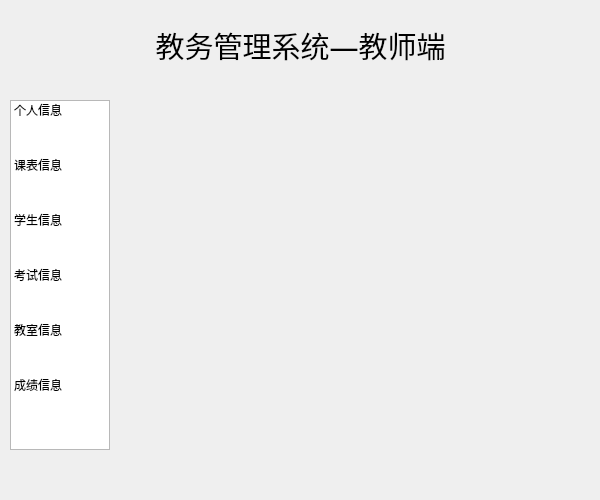
First picture: the form in teacher.ui, repository Database-Course-Developers/Educational_Administration_System, before the edit.
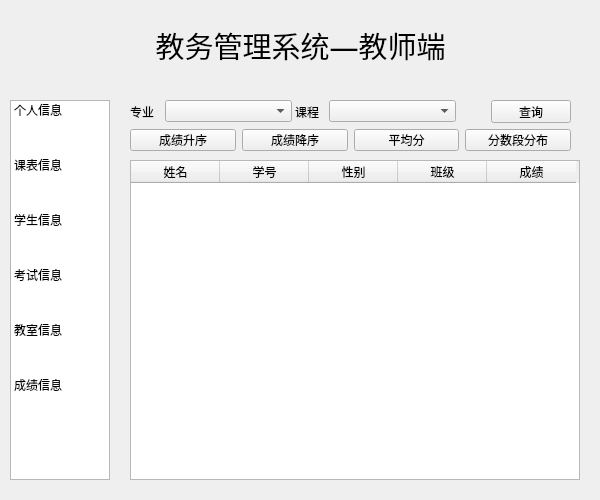
Second picture: the form after the edit. The open tabs and pages were chosen to show the change.

```diff
--- a/teacher.ui
+++ b/teacher.ui
@@ -19,7 +19,7 @@
      <x>10</x>
      <y>100</y>
      <width>100</width>
-     <height>350</height>
+     <height>380</height>
     </rect>
    </property>
    <property name="spacing">
@@ -71,7 +71,7 @@
      <x>130</x>
      <y>80</y>
      <width>450</width>
-     <height>370</height>
+     <height>400</height>
     </rect>
    </property>
    <property name="currentIndex">
@@ -339,8 +339,167 @@
      </layout>
     </widget>
    </widget>
-   <widget class="QWidget" name="pg_classroom"/>
-   <widget class="QWidget" name="pg_score"/>
+   <widget class="QWidget" name="pg_classroom">
+    <widget class="QTableWidget" name="classroom_table">
+     <property name="geometry">
+      <rect>
+       <x>0</x>
+       <y>20</y>
+       <width>450</width>
+       <height>350</height>
+      </rect>
+     </property>
+     <attribute name="horizontalHeaderDefaultSectionSize">
+      <number>149</number>
+     </attribute>
+     <column>
+      <property name="text">
+       <string>教师号</string>
+      </property>
+     </column>
+     <column>
+      <property name="text">
+       <string>容量</string>
+      </property>
+     </column>
+     <column>
+      <property name="text">
+       <string>使用情况</string>
+      </property>
+     </column>
+    </widget>
+   </widget>
+   <widget class="QWidget" name="pg_score">
+    <widget class="QTableWidget" name="score_table">
+     <property name="geometry">
+      <rect>
+       <x>0</x>
+       <y>80</y>
+       <width>450</width>
+       <height>320</height>
+      </rect>
+     </property>
+     <attribute name="horizontalHeaderDefaultSectionSize">
+      <number>89</number>
+     </attribute>
+     <column>
+      <property name="text">
+       <string>姓名</string>
+      </property>
+     </column>
+     <column>
+      <property name="text">
+       <string>学号</string>
+      </property>
+     </column>
+     <column>
+      <property name="text">
+       <string>性别</string>
+      </property>
+     </column>
+     <column>
+      <property name="text">
+       <string>班级</string>
+      </property>
+     </column>
+     <column>
+      <property name="text">
+       <string>成绩</string>
+      </property>
+     </column>
+    </widget>
+    <widget class="QWidget" name="">
+     <property name="geometry">
+      <rect>
+       <x>0</x>
+       <y>20</y>
+       <width>441</width>
+       <height>51</height>
+      </rect>
+     </property>
+     <layout class="QVBoxLayout" name="verticalLayout">
+      <item>
+       <layout class="QHBoxLayout" name="horizontalLayout_3" stretch="1,4,1,4,1,1">
+        <property name="spacing">
+         <number>3</number>
+        </property>
+        <item>
+         <widget class="QLabel" name="label1_2">
+          <property name="text">
+           <string>专业</string>
+          </property>
+         </widget>
+        </item>
+        <item>
+         <widget class="QComboBox" name="major_2"/>
+        </item>
+        <item>
+         <widget class="QLabel" name="label2_2">
+          <property name="text">
+           <string>课程</string>
+          </property>
+         </widget>
+        </item>
+        <item>
+         <widget class="QComboBox" name="course_2"/>
+        </item>
+        <item>
+         <spacer name="horizontalSpacer_3">
+          <property name="orientation">
+           <enum>Qt::Horizontal</enum>
+          </property>
+          <property name="sizeHint" stdset="0">
+           <size>
+            <width>40</width>
+            <height>20</height>
+           </size>
+          </property>
+         </spacer>
+        </item>
+        <item>
+         <widget class="QPushButton" name="search_3">
+          <property name="text">
+           <string>查询</string>
+          </property>
+         </widget>
+        </item>
+       </layout>
+      </item>
+      <item>
+       <layout class="QHBoxLayout" name="horizontalLayout_4">
+        <item>
+         <widget class="QPushButton" name="pushButton">
+          <property name="text">
+           <string>成绩升序</string>
+          </property>
+         </widget>
+        </item>
+        <item>
+         <widget class="QPushButton" name="pushButton_2">
+          <property name="text">
+           <string>成绩降序</string>
+          </property>
+         </widget>
+        </item>
+        <item>
+         <widget class="QPushButton" name="pushButton_3">
+          <property name="text">
+           <string>平均分</string>
+          </property>
+         </widget>
+        </item>
+        <item>
+         <widget class="QPushButton" name="pushButton_4">
+          <property name="text">
+           <string>分数段分布</string>
+          </property>
+         </widget>
+        </item>
+       </layout>
+      </item>
+     </layout>
+    </widget>
+   </widget>
   </widget>
   <widget class="QLabel" name="title">
    <property name="geometry">
```
Left out of the diff: 114 changed lines with no effect on the pictures.
